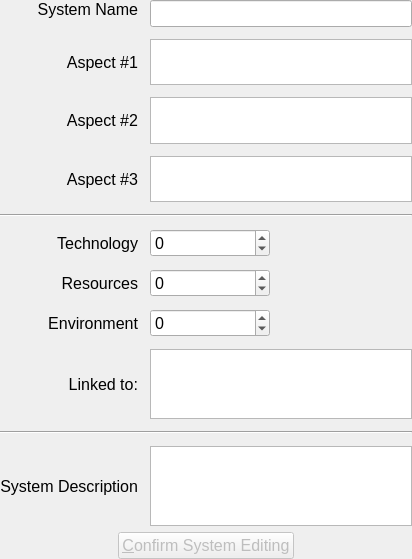
Above: warpmain/clusteritemeditor.ui from maxlambertini/Warp2010 before the change. Below: the same form after it.
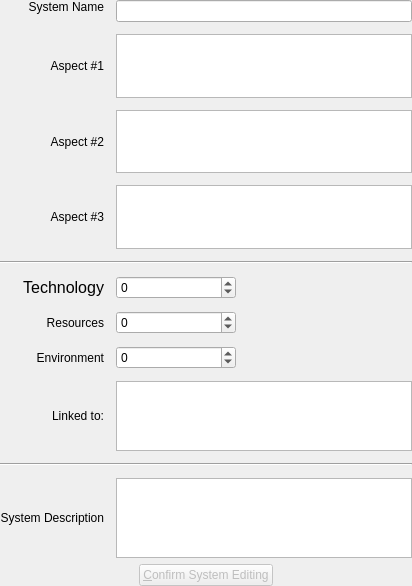
That is the form after the change.

Commit message: Edited font sizes

```diff
--- a/warpmain/clusteritemeditor.ui
+++ b/warpmain/clusteritemeditor.ui
@@ -7,7 +7,7 @@
     <x>0</x>
     <y>0</y>
     <width>412</width>
-    <height>559</height>
+    <height>586</height>
    </rect>
   </property>
   <property name="font">
@@ -43,7 +43,7 @@
       <widget class="QLabel" name="label_4">
        <property name="font">
         <font>
-         <pointsize>12</pointsize>
+         <pointsize>9</pointsize>
         </font>
        </property>
        <property name="text">
@@ -58,7 +58,7 @@
       <widget class="QLabel" name="label_5">
        <property name="font">
         <font>
-         <pointsize>12</pointsize>
+         <pointsize>9</pointsize>
         </font>
        </property>
        <property name="text">
@@ -88,7 +88,7 @@
        </property>
        <property name="font">
         <font>
-         <pointsize>12</pointsize>
+         <pointsize>9</pointsize>
         </font>
        </property>
        <property name="minimum">
@@ -109,7 +109,7 @@
        </property>
        <property name="font">
         <font>
-         <pointsize>12</pointsize>
+         <pointsize>9</pointsize>
         </font>
        </property>
       </widget>
@@ -118,7 +118,7 @@
       <widget class="QLabel" name="label">
        <property name="font">
         <font>
-         <pointsize>12</pointsize>
+         <pointsize>9</pointsize>
         </font>
        </property>
        <property name="text">
@@ -142,7 +142,7 @@
        </property>
        <property name="font">
         <font>
-         <pointsize>12</pointsize>
+         <pointsize>9</pointsize>
         </font>
        </property>
       </widget>
@@ -163,7 +163,7 @@
        </property>
        <property name="font">
         <font>
-         <pointsize>12</pointsize>
+         <pointsize>9</pointsize>
         </font>
        </property>
        <property name="minimum">
@@ -176,6 +176,11 @@
      </item>
      <item row="9" column="0" colspan="2">
       <widget class="Line" name="line_2">
+       <property name="font">
+        <font>
+         <pointsize>9</pointsize>
+        </font>
+       </property>
        <property name="orientation">
         <enum>Qt::Horizontal</enum>
        </property>
@@ -185,7 +190,7 @@
       <widget class="QLabel" name="label_8">
        <property name="font">
         <font>
-         <pointsize>12</pointsize>
+         <pointsize>9</pointsize>
         </font>
        </property>
        <property name="text">
@@ -200,7 +205,7 @@
       <widget class="QListWidget" name="lstReachability">
        <property name="font">
         <font>
-         <pointsize>12</pointsize>
+         <pointsize>9</pointsize>
         </font>
        </property>
       </widget>
@@ -221,7 +226,7 @@
        </property>
        <property name="font">
         <font>
-         <pointsize>12</pointsize>
+         <pointsize>9</pointsize>
         </font>
        </property>
        <property name="minimum">
@@ -236,7 +241,7 @@
       <widget class="QLabel" name="label_7">
        <property name="font">
         <font>
-         <pointsize>12</pointsize>
+         <pointsize>9</pointsize>
         </font>
        </property>
        <property name="text">
@@ -251,7 +256,7 @@
       <widget class="QLineEdit" name="txtSystemName">
        <property name="font">
         <font>
-         <pointsize>12</pointsize>
+         <pointsize>9</pointsize>
         </font>
        </property>
        <property name="alignment">
@@ -263,7 +268,7 @@
       <widget class="QLabel" name="label_3">
        <property name="font">
         <font>
-         <pointsize>12</pointsize>
+         <pointsize>9</pointsize>
         </font>
        </property>
        <property name="text">
@@ -278,7 +283,7 @@
       <widget class="QLabel" name="label_6">
        <property name="font">
         <font>
-         <pointsize>12</pointsize>
+         <pointsize>9</pointsize>
         </font>
        </property>
        <property name="text">
@@ -299,13 +304,18 @@
        </property>
        <property name="font">
         <font>
-         <pointsize>12</pointsize>
+         <pointsize>9</pointsize>
         </font>
        </property>
       </widget>
      </item>
      <item row="4" column="0" colspan="2">
       <widget class="Line" name="line">
+       <property name="font">
+        <font>
+         <pointsize>9</pointsize>
+        </font>
+       </property>
        <property name="orientation">
         <enum>Qt::Horizontal</enum>
        </property>
@@ -336,7 +346,7 @@
        </property>
        <property name="font">
         <font>
-         <pointsize>12</pointsize>
+         <pointsize>9</pointsize>
         </font>
        </property>
       </widget>
@@ -345,7 +355,7 @@
       <widget class="QLabel" name="label_2">
        <property name="font">
         <font>
-         <pointsize>12</pointsize>
+         <pointsize>9</pointsize>
         </font>
        </property>
        <property name="text">
@@ -360,6 +370,11 @@
    </item>
    <item>
     <spacer name="verticalSpacer">
+     <property name="font">
+      <font>
+       <pointsize>9</pointsize>
+      </font>
+     </property>
      <property name="orientation">
       <enum>Qt::Vertical</enum>
      </property>
@@ -375,6 +390,11 @@
     <layout class="QHBoxLayout" name="horizontalLayout">
      <item>
       <spacer name="horizontalSpacer">
+       <property name="font">
+        <font>
+         <pointsize>9</pointsize>
+        </font>
+       </property>
        <property name="orientation">
         <enum>Qt::Horizontal</enum>
        </property>
@@ -399,7 +419,7 @@
        </property>
        <property name="font">
         <font>
-         <pointsize>12</pointsize>
+         <pointsize>9</pointsize>
         </font>
        </property>
        <property name="styleSheet">
@@ -412,6 +432,11 @@
      </item>
      <item>
       <spacer name="horizontalSpacer_2">
+       <property name="font">
+        <font>
+         <pointsize>9</pointsize>
+        </font>
+       </property>
        <property name="orientation">
         <enum>Qt::Horizontal</enum>
        </property>
```
The commit also changes 14 other files.
